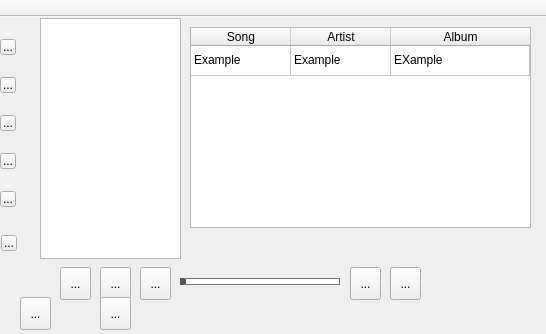
The window that mainwindow.ui (milohr/babe-qt) describes before a commit, drawn with Qt 5.
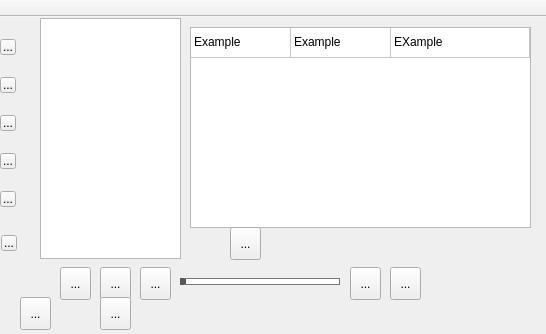
The same window after the commit. Icons and pictures are not drawn.

The edit to the form file:
```diff
--- a/mainwindow.ui
+++ b/mainwindow.ui
@@ -332,7 +332,7 @@
      <bool>true</bool>
     </property>
     <attribute name="horizontalHeaderVisible">
-     <bool>true</bool>
+     <bool>false</bool>
     </attribute>
     <attribute name="horizontalHeaderCascadingSectionResizes">
      <bool>false</bool>
@@ -452,6 +452,22 @@
       <normaloff>.</normaloff>.</iconset>
     </property>
    </widget>
+   <widget class="QToolButton" name="info_view">
+    <property name="geometry">
+     <rect>
+      <x>230</x>
+      <y>210</y>
+      <width>31</width>
+      <height>33</height>
+     </rect>
+    </property>
+    <property name="text">
+     <string>...</string>
+    </property>
+    <property name="icon">
+     <iconset theme="mail-attachment-symbolic"/>
+    </property>
+   </widget>
   </widget>
   <widget class="QToolBar" name="mainToolBar">
    <property name="styleSheet">
```
Left out of the diff: 14 changed lines with no effect on the pictures.
